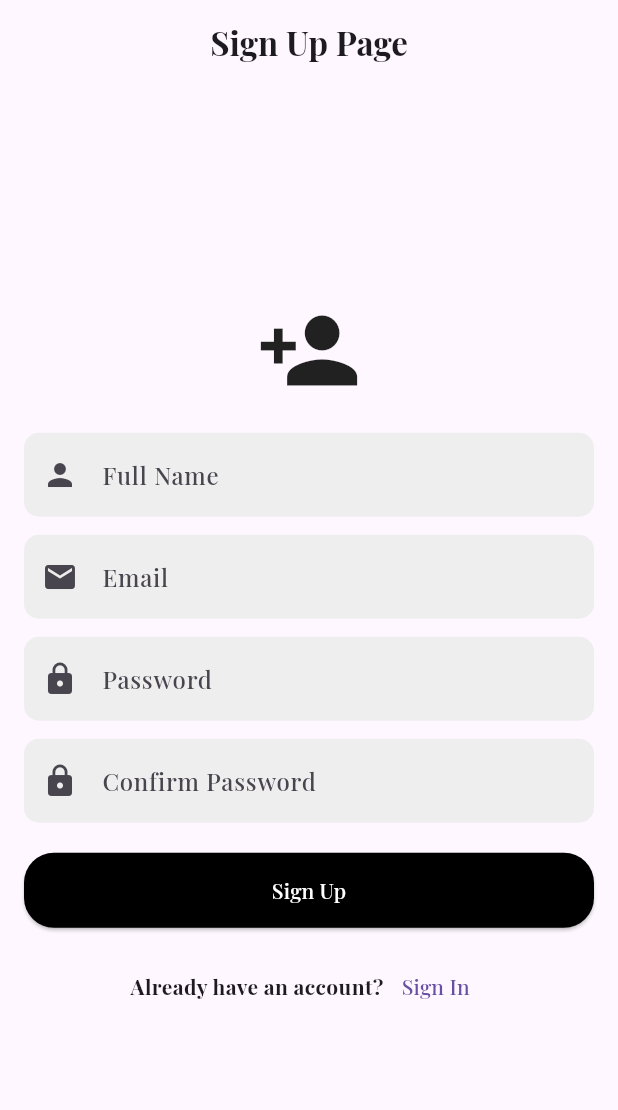
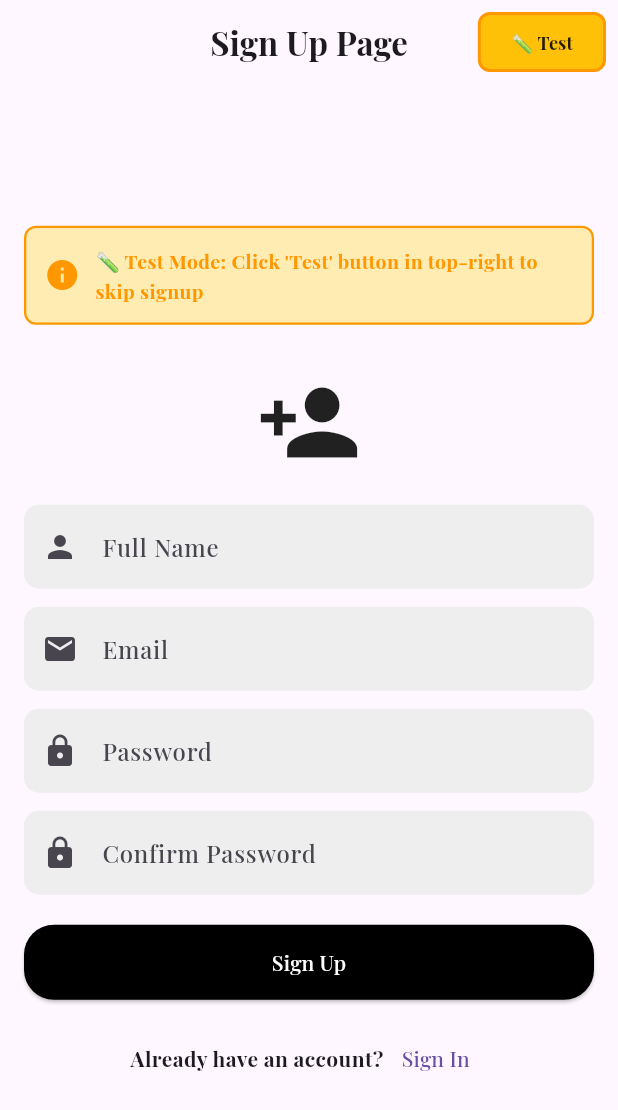
Before and after one commit to sayedmoosanaqvi/speakeval, a Flutter app: the screen it shows after launch, on a phone screen of 412 x 824 dp. Shown: the top 1110 px of the screen. Run offline on Flutter 3.47's test engine with Material 3 defaults, Android fonts, the phone set to English and light mode, and no system bars; our stand-ins replace cloud_firestore, firebase_auth, firebase_core, fluttertoast, sqflite; accounts and stored records are empty.

Commit message:
Updated project files

```diff
--- a/lib/signup.dart
+++ b/lib/signup.dart
@@ -1,5 +1,6 @@
 import 'package:flutter/material.dart';
 import 'package:firebase_auth/firebase_auth.dart';
+import 'package:my_first_app/home.dart';
 
 class Signup extends StatefulWidget {
   const Signup({super.key});
@@ -46,9 +47,7 @@ class _SignupState extends State<Signup> {
   }
 
   void _showMessage(String msg) {
-    ScaffoldMessenger.of(context).showSnackBar(
-      SnackBar(content: Text(msg)),
-    );
+    ScaffoldMessenger.of(context).showSnackBar(SnackBar(content: Text(msg)));
   }
 
   @override
@@ -60,6 +59,41 @@ class _SignupState extends State<Signup> {
           style: TextStyle(fontWeight: FontWeight.bold),
         ),
         centerTitle: true,
+        actions: [
+          // Test button with indicator
+          Padding(
+            padding: const EdgeInsets.all(8.0),
+            child: Tooltip(
+              message: "Skip to Home (Testing Only)",
+              child: Container(
+                decoration: BoxDecoration(
+                  color: Colors.amber,
+                  borderRadius: BorderRadius.circular(8),
+                  border: Border.all(color: Colors.orange, width: 2),
+                ),
+                child: Padding(
+                  padding: const EdgeInsets.symmetric(horizontal: 8.0),
+                  child: TextButton(
+                    onPressed: () {
+                      Navigator.pushReplacement(
+                        context,
+                        MaterialPageRoute(builder: (context) => const Home()),
+                      );
+                    },
+                    child: const Text(
+                      "🧪 Test",
+                      style: TextStyle(
+                        color: Colors.black87,
+                        fontWeight: FontWeight.bold,
+                        fontSize: 12,
+                      ),
+                    ),
+                  ),
+                ),
+              ),
+            ),
+          ),
+        ],
       ),
       body: Padding(
         padding: const EdgeInsets.all(16.0),
@@ -68,6 +102,34 @@ class _SignupState extends State<Signup> {
             child: Column(
               mainAxisAlignment: MainAxisAlignment.center,
               children: [
+                // Test Mode Indicator Banner
+                Container(
+                  width: double.infinity,
+                  padding: const EdgeInsets.all(12),
+                  decoration: BoxDecoration(
+                    color: Colors.amber[100],
+                    borderRadius: BorderRadius.circular(8),
+                    border: Border.all(color: Colors.orange, width: 1.5),
+                  ),
+                  child: const Row(
+                    children: [
+                      Icon(Icons.info, color: Colors.orange),
+                      SizedBox(width: 10),
+                      Expanded(
+                        child: Text(
+                          "🧪 Test Mode: Click 'Test' button in top-right to skip signup",
+                          style: TextStyle(
+                            color: Colors.orange,
+                            fontWeight: FontWeight.w600,
+                            fontSize: 13,
+                          ),
+                        ),
+                      ),
+                    ],
+                  ),
+                ),
+                const SizedBox(height: 30),
+
                 const Icon(Icons.person_add, size: 70),
                 const SizedBox(height: 20),
 
```
Also changed, not shown: lib/bottomsheet.dart (added, +74 -0 lines), lib/helpers/firestore_service.dart (+18 -0 lines), lib/login.dart (+35 -2 lines).
